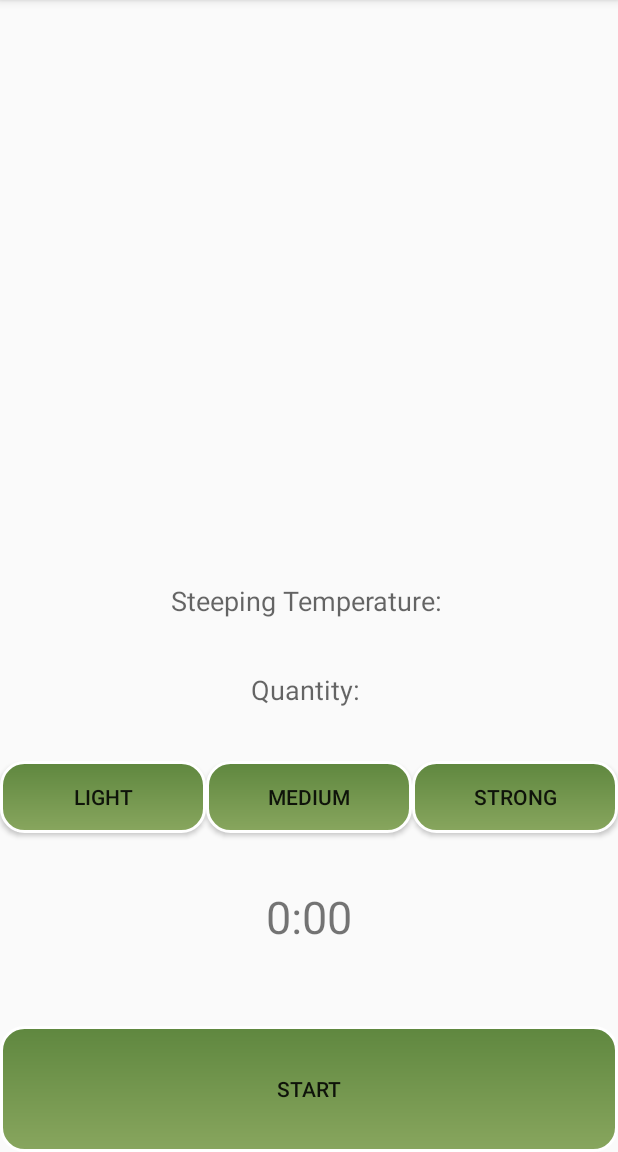
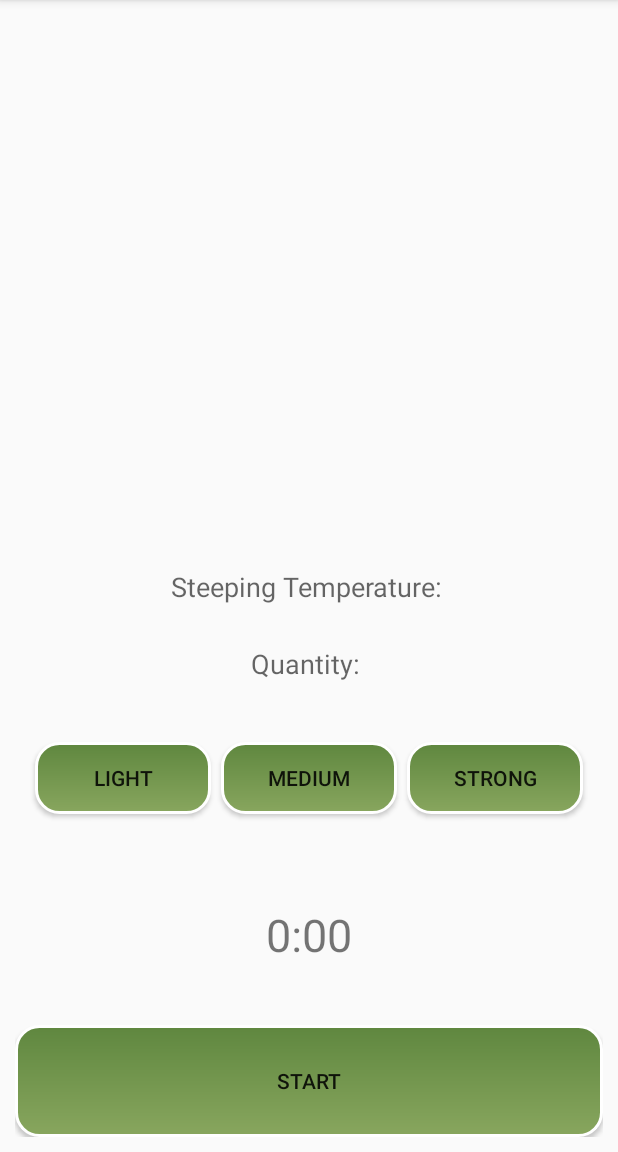
Before and after one commit to spelka/tea-da, an Android app: the TimerActivity screen opened directly, with no data from a screen before it, on a phone screen of 412 x 824 dp, the part 84-1236 px from its top. Run offline under Robolectric (Android 15) with nearby library versions, the phone set to English and light mode, and no system bars; our stand-ins replace CircleImageView, Room's generated code.

Commit message:
Cosmetic updates to the app's layout files

```diff
--- a/app/src/main/res/layout/activity_timer.xml
+++ b/app/src/main/res/layout/activity_timer.xml
@@ -14,12 +14,13 @@
         android:layout_height="wrap_content"
         android:orientation="vertical"
         android:layout_gravity="center_horizontal"
-        android:layout_weight="45">
+        android:layout_weight="45"
+        android:layout_margin="10dp">
         <TextView
             android:id="@+id/timer_text_view_tea_name"
             android:layout_width="match_parent"
             android:layout_height="wrap_content"
-            android:gravity="center_horizontal"
+            android:gravity="center"
             android:textAppearance="@style/TextAppearance.AppCompat.Large"
             android:layout_weight="15"
             />
@@ -29,7 +30,7 @@
             android:layout_width="200dp"
             android:layout_height="200dp"
             android:src="@mipmap/ic_launcher"
-            app:civ_border_width="2dp"
+            app:civ_border_width="0dp"
             app:civ_border_color="#FF000000"
             app:layout_constraintTop_toBottomOf="@id/timer_text_view_tea_name"
             android:layout_weight="30"
@@ -45,7 +46,8 @@
         android:layout_height="wrap_content"
         android:orientation="vertical"
         android:layout_gravity="center_horizontal"
-        android:layout_weight="30">
+        android:layout_weight="30"
+        android:layout_margin="10dp">
 
         <RelativeLayout
             android:id="@+id/timer_relative_layout_temperate"
@@ -97,28 +99,32 @@
             android:layout_width="match_parent"
             android:layout_height="wrap_content"
             android:gravity="center_horizontal"
-            android:layout_weight="10">
+            android:layout_weight="10"
+            android:padding="10dp">
             <Button
                 android:id="@+id/timer_button_steep_light"
                 android:layout_width="wrap_content"
                 android:layout_height="wrap_content"
                 android:text="LIGHT"
                 android:layout_weight="1"
-                android:background="@drawable/button_default"/>
+                android:background="@drawable/button_default"
+                android:layout_margin="3dp"/>
             <Button
                 android:id="@+id/timer_button_steep_medium"
                 android:layout_width="wrap_content"
                 android:layout_height="wrap_content"
                 android:text="MEDIUM"
                 android:layout_weight="1"
-                android:background="@drawable/button_default"/>
+                android:background="@drawable/button_default"
+                android:layout_margin="3dp"/>
             <Button
                 android:id="@+id/timer_button_steep_strong"
                 android:layout_width="wrap_content"
                 android:layout_height="wrap_content"
                 android:text="STRONG"
                 android:layout_weight="1"
-                android:background="@drawable/button_default"/>
+                android:background="@drawable/button_default"
+                android:layout_margin="3dp"/>
         </LinearLayout>
     </LinearLayout>
 
@@ -129,14 +135,15 @@
         android:layout_height="wrap_content"
         android:orientation="vertical"
         android:layout_gravity="center_horizontal"
-        android:layout_weight="30">
+        android:layout_weight="30"
+        android:layout_margin="10dp">
         <TextView
             android:id="@+id/timer_text_view_info_message"
-            android:layout_width="wrap_content"
+            android:layout_width="match_parent"
             android:layout_height="wrap_content"
             android:gravity="center_horizontal"
             android:textAppearance="@style/TextAppearance.AppCompat.Medium"
-            android:text="Your tea is brewing!"/>
+            android:text="Your tea is steeping!"/>
     </LinearLayout>
 
 
@@ -149,6 +156,7 @@
         android:layout_height="wrap_content"
         android:orientation="vertical"
         android:gravity="center_horizontal"
+        android:layout_margin="10dp"
         android:layout_weight="25">
 
         <TextView
@@ -156,6 +164,7 @@
             android:layout_width="wrap_content"
             android:layout_height="wrap_content"
             android:textSize="30sp"
+            android:layout_gravity="center"
             android:layout_weight="15"/>
 
         <Button
--- a/app/src/main/res/layout/menu_item.xml
+++ b/app/src/main/res/layout/menu_item.xml
@@ -21,7 +21,7 @@
             android:layout_width="80dp"
             android:layout_height="80dp"
             android:src="@drawable/black_tea"
-            app:civ_border_width="2dp"
+            app:civ_border_width="0dp"
             app:civ_border_color="#FF000000"/>
 
         <TextView
```
